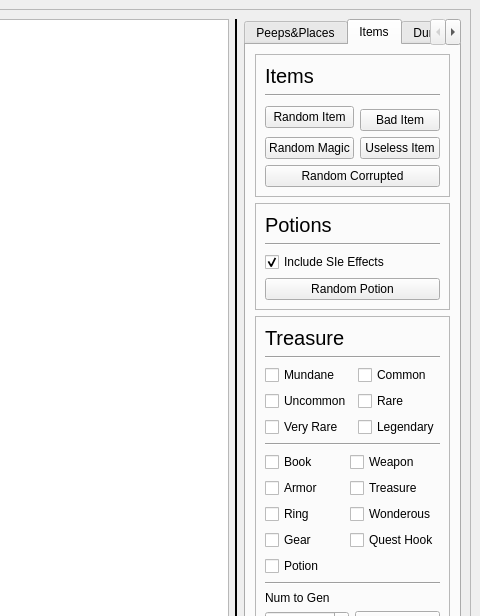
Qt form raw_ui_files/ginaa_gui.ui (zerihemla/ginaa) before a commit; both pictures show x 451 to 931 and y 0 to 616 of the 931 by 781 pixel window.
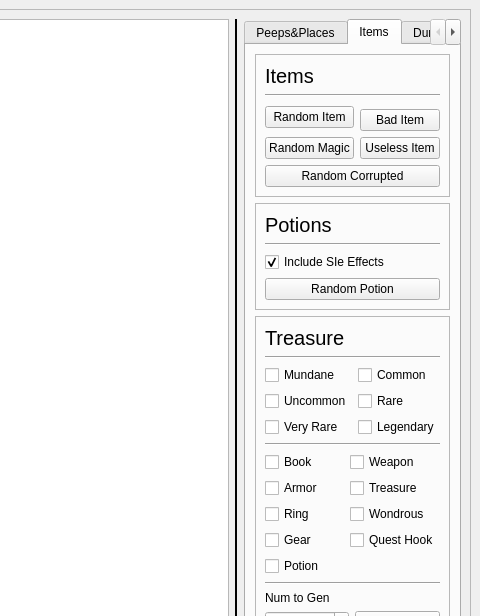
The same form after that commit. The open tabs and pages were chosen to show the change.

```diff
--- a/raw_ui_files/ginaa_gui.ui
+++ b/raw_ui_files/ginaa_gui.ui
@@ -560,7 +560,7 @@
                 <item row="2" column="1">
                  <widget class="QCheckBox" name="wonderous_box">
                   <property name="text">
-                   <string>Wonderous</string>
+                   <string>Wondrous</string>
                   </property>
                   <property name="checked">
                    <bool>false</bool>
@@ -645,7 +645,7 @@
          </widget>
          <widget class="QWidget" name="dungon_tab">
           <attribute name="title">
-           <string>Dungon</string>
+           <string>Dungeon</string>
           </attribute>
           <layout class="QGridLayout" name="gridLayout_14">
            <item row="0" column="0">
```
Left out of the diff: 10 changed lines with no effect on the pictures.
